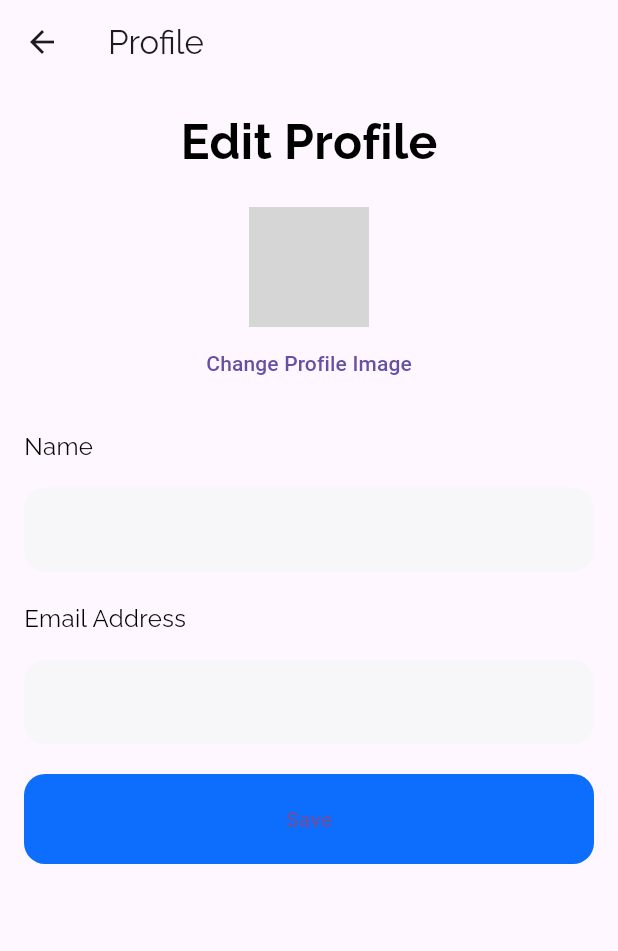
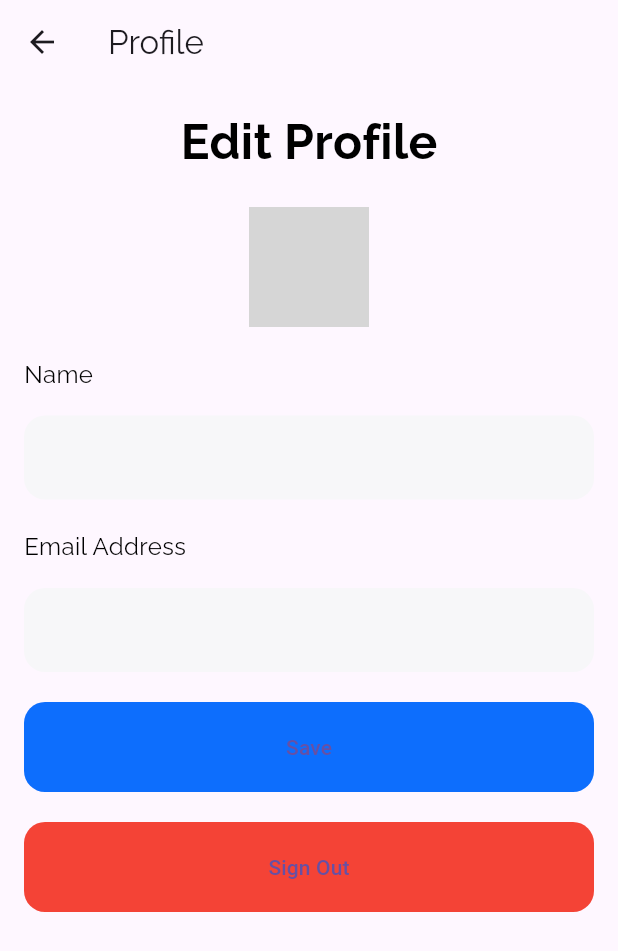
Before and after one commit to Saybuh/CatCare, a Flutter app: the Signup screen opened by its route, after a tap on "Sign Up", after a tap on "View Profile", on a phone screen of 412 x 824 dp. Shown: the top 951 px of the screen. Run offline on Flutter 3.47's test engine with Material 3 defaults, Android fonts, the phone set to English and light mode, and no system bars; our stand-ins replace cloud_firestore, firebase_auth, firebase_core, firebase_storage, fluttertoast, google_fonts and 1 more; accounts and stored records are empty; network calls fail; grey boxes are pictures that could not be loaded.

```diff
--- a/catcare_flutter2/lib/pages/home/home.dart
+++ b/catcare_flutter2/lib/pages/home/home.dart
@@ -2,28 +2,55 @@ import 'package:catcare_flutter2/services/auth_service.dart';
 import 'package:firebase_auth/firebase_auth.dart';
 import 'package:flutter/material.dart';
 import 'package:google_fonts/google_fonts.dart';
+import 'package:cloud_firestore/cloud_firestore.dart';
 
 class Home extends StatelessWidget {
   const Home({super.key});
 
+  Future<Map<String, dynamic>?> _getUserData() async {
+    User? user = FirebaseAuth.instance.currentUser;
+    if (user != null) {
+      DocumentSnapshot userProfile = await FirebaseFirestore.instance
+          .collection('users')
+          .doc(user.uid)
+          .get();
+      if (userProfile.exists) {
+        return userProfile.data() as Map<String, dynamic>?;
+      }
+    }
+    return null;
+  }
+
   @override
   Widget build(BuildContext context) {
-    User? user = FirebaseAuth.instance.currentUser;
-
     return Scaffold(
       appBar: AppBar(
         title: Text('Home Page'),
       ),
       drawer: Drawer(
-        child: ListView(
+        child: FutureBuilder<Map<String, dynamic>?>(
+          future: _getUserData(),
+          builder: (context, snapshot) {
+            if (snapshot.connectionState == ConnectionState.waiting) {
+              return Center(child: CircularProgressIndicator());
+            } else if (snapshot.hasError) {
+              return Center(child: Text("Error: ${snapshot.error}"));
+            } else if (!snapshot.hasData) {
+              return Center(child: Text("User data not found"));
+            } else {
+              var userData = snapshot.data!;
+              return ListView(
                 padding: EdgeInsets.zero,
                 children: [
                   UserAccountsDrawerHeader(
-              accountName: Text(user?.displayName ?? 'User Name'),
-              accountEmail: Text(user?.email ?? 'user@example.com'),
+                    accountName: Text(userData['name'] ?? 'User Name'),
+                    accountEmail: Text(
+                        FirebaseAuth.instance.currentUser?.email ??
+                            'user@example.com'),
                     currentAccountPicture: CircleAvatar(
                       backgroundImage: NetworkImage(
-                  user?.photoURL ?? 'https://via.placeholder.com/150',
+                        userData['imageUrl'] ??
+                            'https://via.placeholder.com/150',
                       ),
                     ),
                     decoration: BoxDecoration(
@@ -95,6 +122,9 @@ class Home extends StatelessWidget {
                     },
                   ),
                 ],
+              );
+            }
+          },
         ),
       ),
       body: SafeArea(
@@ -104,7 +134,7 @@ class Home extends StatelessWidget {
             crossAxisAlignment: CrossAxisAlignment.start,
             children: [
               Text(
-                'Hello, ${user?.displayName ?? 'User'}👋',
+                'Hello, ${FirebaseAuth.instance.currentUser?.displayName ?? 'User'}👋',
                 style: GoogleFonts.raleway(
                   textStyle: const TextStyle(
                     color: Colors.black,
--- a/catcare_flutter2/lib/pages/profile/profile.dart
+++ b/catcare_flutter2/lib/pages/profile/profile.dart
@@ -1,9 +1,8 @@
 import 'package:flutter/material.dart';
 import 'package:google_fonts/google_fonts.dart';
-import 'package:image_picker/image_picker.dart';
 import 'package:firebase_auth/firebase_auth.dart';
 import 'package:cloud_firestore/cloud_firestore.dart';
-import 'dart:io';
+import 'package:catcare_flutter2/services/auth_service.dart';
 
 class Profile extends StatefulWidget {
   @override
@@ -14,7 +13,6 @@ class _ProfileState extends State<Profile> {
   final FirebaseAuth _auth = FirebaseAuth.instance;
   final FirebaseFirestore _firestore = FirebaseFirestore.instance;
   final TextEditingController _nameController = TextEditingController();
-  File? _image;
   String? _imageUrl;
 
   @override
@@ -28,55 +26,32 @@ class _ProfileState extends State<Profile> {
     if (user != null) {
       DocumentSnapshot userProfile =
           await _firestore.collection('users').doc(user.uid).get();
+      if (userProfile.exists) {
+        setState(() {
           _nameController.text = userProfile['name'];
           _imageUrl = userProfile['imageUrl'];
-      setState(() {});
+        });
       }
     }
-
-  Future<void> _pickImage() async {
-    final pickedFile =
-        await ImagePicker().pickImage(source: ImageSource.gallery);
-
-    setState(() {
-      if (pickedFile != null) {
-        _image = File(pickedFile.path);
-      } else {
-        print('No image selected.');
-      }
-    });
   }
 
   Future<void> _updateProfile() async {
     User? user = _auth.currentUser;
     if (user != null) {
-      String? imageUrl;
-      if (_image != null) {
-        // Upload image to storage and get URL
-        // Assuming you have a function uploadImageToStorage that handles the upload
-        imageUrl = await uploadImageToStorage(_image!, user.uid);
-      }
-
       await _firestore.collection('users').doc(user.uid).update({
         'name': _nameController.text,
-        'imageUrl': imageUrl ?? _imageUrl,
+        'imageUrl': _imageUrl,
       });
 
       ScaffoldMessenger.of(context).showSnackBar(
           SnackBar(content: Text('Profile updated successfully')));
-      setState(() {
-        _imageUrl = imageUrl ?? _imageUrl;
-      });
+      setState(() {});
     }
   }
 
-  Future<String> uploadImageToStorage(File image, String userId) async {
-    // Implement your image upload logic here and return the image URL
-    // For example:
-    // final ref = FirebaseStorage.instance.ref().child('user_images').child('$userId.jpg');
-    // await ref.putFile(image);
-    // return await ref.getDownloadURL();
-    return 'image_url_placeholder'; // Replace with actual URL after implementing
+  Future<void> _signOut() async {
+    await AuthService().signout(context: context);
+    Navigator.pushReplacementNamed(context, '/login');
   }
 
   @override
@@ -99,16 +74,13 @@ class _ProfileState extends State<Profile> {
                   textStyle: const TextStyle(
                     color: Colors.black,
                     fontWeight: FontWeight.bold,
-                        fontSize: 32)),
+                    fontSize: 32,
+                  ),
+                ),
               ),
             ),
             const SizedBox(height: 20),
-            _image != null
-                ? CircleAvatar(
-                    radius: 40,
-                    backgroundImage: FileImage(_image!),
-                  )
-                : _imageUrl != null
+            _imageUrl != null
                 ? CircleAvatar(
                     radius: 40,
                     backgroundImage: NetworkImage(_imageUrl!),
@@ -121,16 +93,14 @@ class _ProfileState extends State<Profile> {
                       color: Colors.grey[700],
                     ),
                   ),
-            TextButton(
-              onPressed: _pickImage,
-              child: Text('Change Profile Image'),
-            ),
             const SizedBox(height: 20),
             _nameField(),
             const SizedBox(height: 20),
             _emailField(user?.email ?? ''),
             const SizedBox(height: 20),
             _saveButton(),
+            const SizedBox(height: 20),
+            _signOutButton(),
           ],
         ),
       ),
@@ -147,7 +117,9 @@ class _ProfileState extends State<Profile> {
             textStyle: const TextStyle(
               color: Colors.black,
               fontWeight: FontWeight.normal,
-                  fontSize: 16)),
+              fontSize: 16,
+            ),
+          ),
         ),
         const SizedBox(height: 16),
         TextField(
@@ -157,8 +129,10 @@ class _ProfileState extends State<Profile> {
             fillColor: const Color(0xffF7F7F9),
             border: OutlineInputBorder(
               borderSide: BorderSide.none,
-                  borderRadius: BorderRadius.circular(14))),
-        )
+              borderRadius: BorderRadius.circular(14),
+            ),
+          ),
+        ),
       ],
     );
   }
@@ -173,7 +147,9 @@ class _ProfileState extends State<Profile> {
             textStyle: const TextStyle(
               color: Colors.black,
               fontWeight: FontWeight.normal,
-                  fontSize: 16)),
+              fontSize: 16,
+            ),
+          ),
         ),
         const SizedBox(height: 16),
         TextField(
@@ -184,8 +160,10 @@ class _ProfileState extends State<Profile> {
             fillColor: const Color(0xffF7F7F9),
             border: OutlineInputBorder(
               borderSide: BorderSide.none,
-                  borderRadius: BorderRadius.circular(14))),
-        )
+              borderRadius: BorderRadius.circular(14),
+            ),
+          ),
+        ),
       ],
     );
   }
@@ -204,4 +182,19 @@ class _ProfileState extends State<Profile> {
       child: const Text("Save"),
     );
   }
+
+  Widget _signOutButton() {
+    return ElevatedButton(
+      style: ElevatedButton.styleFrom(
+        backgroundColor: Colors.red,
+        shape: RoundedRectangleBorder(
+          borderRadius: BorderRadius.circular(14),
+        ),
+        minimumSize: const Size(double.infinity, 60),
+        elevation: 0,
+      ),
+      onPressed: _signOut,
+      child: const Text("Sign Out"),
+    );
   }
+}
--- a/catcare_flutter2/lib/pages/signup/signup.dart
+++ b/catcare_flutter2/lib/pages/signup/signup.dart
@@ -4,6 +4,8 @@ import 'package:google_fonts/google_fonts.dart';
 import 'package:catcare_flutter2/services/auth_service.dart';
 import 'package:firebase_auth/firebase_auth.dart';
 import 'package:image_picker/image_picker.dart';
+import 'package:firebase_storage/firebase_storage.dart';
+import 'package:cloud_firestore/cloud_firestore.dart';
 import 'dart:io';
 
 class Signup extends StatefulWidget {
@@ -30,6 +32,47 @@ class _SignupState extends State<Signup> {
         print('No image selected.');
       }
     });
+  }
+
+  Future<String?> _uploadImageToStorage(File image, String userId) async {
+    try {
+      final ref = FirebaseStorage.instance
+          .ref()
+          .child('user_images')
+          .child('$userId.jpg');
+      await ref.putFile(image);
+      return await ref.getDownloadURL();
+    } catch (e) {
+      print("Error uploading image: $e");
+      return null;
+    }
+  }
+
+  Future<void> _signup(BuildContext context) async {
+    try {
+      await AuthService().signup(
+          email: _emailController.text,
+          password: _passwordController.text,
+          context: context);
+
+      User? user = FirebaseAuth.instance.currentUser;
+      if (user != null) {
+        String? imageUrl;
+        if (_image != null) {
+          imageUrl = await _uploadImageToStorage(_image!, user.uid);
+        }
+
+        await FirebaseFirestore.instance.collection('users').doc(user.uid).set({
+          'name': _nameController.text,
+          'email': _emailController.text,
+          'imageUrl': imageUrl ?? '',
+        });
+
+        Navigator.pushReplacementNamed(context, '/home');
+      }
+    } catch (e) {
+      print("Error signing up: $e");
+    }
   }
 
   @override
@@ -78,7 +121,7 @@ class _SignupState extends State<Signup> {
               const SizedBox(
                 height: 20,
               ),
-              _signup(context),
+              _signupButton(context),
             ],
           ),
         ),
@@ -217,7 +260,7 @@ class _SignupState extends State<Signup> {
     );
   }
 
-  Widget _signup(BuildContext context) {
+  Widget _signupButton(BuildContext context) {
     return ElevatedButton(
       style: ElevatedButton.styleFrom(
         backgroundColor: const Color(0xff0D6EFD),
@@ -228,15 +271,7 @@ class _SignupState extends State<Signup> {
         elevation: 0,
       ),
       onPressed: () async {
-        await AuthService().signup(
-            email: _emailController.text,
-            password: _passwordController.text,
-            context: context);
-        if (FirebaseAuth.instance.currentUser != null) {
-          // Save additional user info (name and image)
-          // You will need to implement the code to save these details to your Firestore or Realtime Database
-          Navigator.pushReplacementNamed(context, '/home');
-        }
+        await _signup(context);
       },
       child: const Text("Sign Up"),
     );
--- a/catcare_flutter2/pubspec.yaml
+++ b/catcare_flutter2/pubspec.yaml
@@ -42,6 +42,8 @@ dependencies:
   fluttertoast: ^8.2.6
   intl: ^0.19.0
   image_picker: ^1.1.2
+  permission_handler: ^11.3.1
+  firebase_storage: ^12.1.0
 
 dev_dependencies:
   flutter_test:
```
Also changed, not shown: catcare_flutter2/lib/pages/care_tips/care_tips.dart (+59 -3 lines), catcare_flutter2/pubspec.lock, 3 other files. Lines whose indentation alone changed are shown as unchanged.
